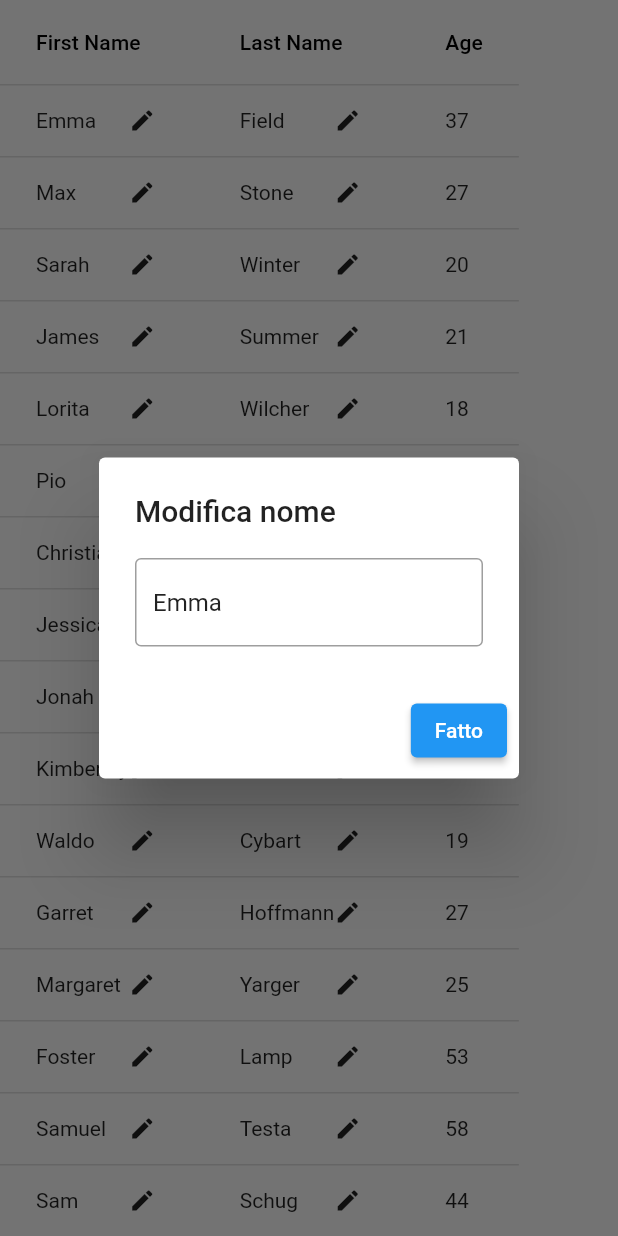
After one commit to ChristianVerdone/TesiTriennale, a Flutter app: the ModifyData screen opened directly, after a tap on "Emma", on a phone screen of 412 x 824 dp. The commit adds this screen. Run offline on Flutter 3.47's test engine with Material 2 defaults, Android fonts, the light colour scheme and no system bars; our stand-ins replace cloud_firestore, csv, file_picker, firebase_core; accounts and stored records are empty; statements that could not run were skipped.

Commit message:
Esempio modifica dati

```diff
--- /dev/null
+++ b/tesi_triennale/lib/ModifyData.dart
@@ -0,0 +1,97 @@
+import 'package:flutter/cupertino.dart';
+import 'package:flutter/material.dart';
+import 'package:tesi_triennale/Widget/ScrollableWidget.dart';
+import 'package:tesi_triennale/model/user.dart';
+import 'package:tesi_triennale/utils.dart';
+
+import 'Widget/showTextDialog.dart';
+import 'data/users.dart';
+
+class ModifyData extends StatefulWidget{
+  const ModifyData({super.key});
+  @override
+  State<ModifyData> createState() => _ModifyDataState();
+}
+
+class _ModifyDataState extends State<ModifyData>{
+  late List<User> users;
+
+  @override
+  void initState() {
+    super.initState();
+
+    this.users = List.of(allUsers);
+  }
+  @override
+  Widget build(BuildContext context) => Scaffold(
+    body: ScrollableWidget(child: buildDataTable()),
+  );
+
+  Widget buildDataTable() {
+    final columns = ['First Name', 'Last Name', 'Age'];
+
+    return DataTable(
+      columns: getColumns(columns),
+      rows: getRows(users),
+    );
+  }
+
+  List<DataColumn> getColumns(List<String> columns){
+    return columns.map((String columns) {
+      return DataColumn(
+          label: Text(columns),
+      );
+    }).toList();
+  }
+
+  List<DataRow> getRows(List<User> users) => users.map((User user){
+    final cells = [user.firstName, user.lastName, user.age];
+    return DataRow(
+      cells: Utils.modelBuilder(cells, (index, cell) {
+        final showEditIcon = index  == 0 || index == 1;
+        return DataCell(
+          Text('$cell'),
+          showEditIcon: showEditIcon,
+          onTap: (){
+            switch(index){
+              case 0:
+                editFirstName(user);
+                break;
+              case 1:
+                editLastName(user);
+                break;
+            }
+          }
+        );
+  }),
+      );
+  }).toList();
+
+  Future editFirstName(User editUser) async {
+    final firstName = await showTextDialog(
+      context,
+      title: 'Modifica nome',
+      value: editUser.firstName,
+    );
+
+    setState(() => users = users.map((user) {
+      final isEditedUser = user == editUser;
+
+      return isEditedUser ? user.copy(firstName: firstName) : user;
+    }).toList());
+  }
+
+  Future editLastName(User editUser) async {
+    final lastName = await showTextDialog(
+      context,
+      title: 'Modifica cognome',
+      value: editUser.lastName,
+    );
+
+    setState(() => users = users.map((user) {
+      final isEditedUser = user == editUser;
+
+      return isEditedUser ? user.copy(lastName: lastName) : user;
+    }).toList());
+  }
+}
--- /dev/null
+++ b/tesi_triennale/lib/Widget/ScrollableWidget.dart
@@ -0,0 +1,22 @@
+import 'package:flutter/material.dart';
+
+class ScrollableWidget extends StatelessWidget {
+  final Widget child;
+  final ScrollController controller1 = ScrollController();
+  final ScrollController controller2 = ScrollController();
+
+   ScrollableWidget({
+    Key? key,
+    required this.child,
+  }) : super(key: key);
+
+  @override
+  Widget build(BuildContext context) => Scrollbar(
+    controller: controller2,
+    thumbVisibility: false,
+    child: SingleChildScrollView(
+      controller: controller1,
+      child: child,
+    ),
+  );
+}
--- /dev/null
+++ b/tesi_triennale/lib/Widget/showTextDialog.dart
@@ -0,0 +1,56 @@
+import 'package:flutter/material.dart';
+
+Future<T?> showTextDialog<T>(
+    BuildContext context, {
+      required String title,
+      required String value,
+    }) =>
+    showDialog<T>(
+      context: context,
+      builder: (context) => TextDialogWidget(
+        title: title,
+        value: value,
+      ),
+    );
+
+class TextDialogWidget extends StatefulWidget {
+  final String title;
+  final String value;
+
+  const TextDialogWidget({
+    Key? key,
+    required this.title,
+    required this.value,
+  }) : super(key: key);
+
+  @override
+  _TextDialogWidgetState createState() => _TextDialogWidgetState();
+}
+
+class _TextDialogWidgetState extends State<TextDialogWidget> {
+  late TextEditingController controller;
+
+  @override
+  void initState() {
+    super.initState();
+
+    controller = TextEditingController(text: widget.value);
+  }
+  @override
+  Widget build(BuildContext context) => AlertDialog(
+    title: Text(widget.title),
+    content: TextField(
+      controller: controller,
+      decoration: InputDecoration(
+        border: OutlineInputBorder(),
+      ),
+    ),
+    actions: [
+      ElevatedButton(
+        child: Text('Fatto'),
+        onPressed: () => Navigator.of(context).pop(controller.text),
+      ),
+    ],
+  );
+
+}
--- /dev/null
+++ b/tesi_triennale/lib/data/users.dart
@@ -0,0 +1,21 @@
+import 'package:tesi_triennale/model/user.dart';
+
+final allUsers = <User>[
+  User(firstName: 'Emma', lastName: 'Field', age: 37),
+  User(firstName: 'Max', lastName: 'Stone', age: 27),
+  User(firstName: 'Sarah', lastName: 'Winter', age: 20),
+  User(firstName: 'James', lastName: 'Summer', age: 21),
+  User(firstName: 'Lorita', lastName: 'Wilcher', age: 18),
+  User(firstName: 'Pio', lastName: 'Danna', age: 24),
+  User(firstName: 'Christian', lastName: 'Verdone', age: 23),
+  User(firstName: 'Jessica', lastName: 'Cinelli', age: 20),
+  User(firstName: 'Jonah', lastName: 'Lintz', age: 18),
+  User(firstName: 'Kimberley', lastName: 'Kelson', age: 33),
+  User(firstName: 'Waldo', lastName: 'Cybart', age: 19),
+  User(firstName: 'Garret', lastName: 'Hoffmann', age: 27),
+  User(firstName: 'Margaret', lastName: 'Yarger', age: 25),
+  User(firstName: 'Foster', lastName: 'Lamp', age: 53),
+  User(firstName: 'Samuel', lastName: 'Testa', age: 58),
+  User(firstName: 'Sam', lastName: 'Schug', age: 44),
+  User(firstName: 'Alise', lastName: 'Bryden', age: 41)
+];
--- a/tesi_triennale/lib/main.dart
+++ b/tesi_triennale/lib/main.dart
@@ -5,6 +5,7 @@ import 'package:flutter/material.dart';
 import 'package:file_picker/file_picker.dart';
 import 'package:flutter/services.dart' show SystemUiOverlayStyle, Uint8List;
 import 'package:csv/csv.dart';
+import 'package:tesi_triennale/ModifyData.dart';
 import 'view/ShowDatabase.dart';
 import 'view/ShowFile.dart';
 import 'firebase_options.dart';
@@ -90,6 +91,22 @@ class _homePageState extends State<HomePage>{
                 ),
               ),
             ),
+            Container(
+              child: SizedBox(
+                height: 30,
+              ),
+            ),
+            Container(
+              child: Center(
+                child: ElevatedButton(
+                  child: const Text('Modifica dati'),
+                  onPressed: () {
+                    // Navigate to second route when tapped.
+                    Navigator.push(context, MaterialPageRoute(builder: (context) => const ModifyData()));
+                  },
+                ),
+              ),
+            )
           ],
         )
     );
--- /dev/null
+++ b/tesi_triennale/lib/model/user.dart
@@ -0,0 +1,34 @@
+class User {
+  final String firstName;
+  final String lastName;
+  final int age;
+
+  const User({
+    required this.firstName,
+    required this.lastName,
+    required this.age,
+  });
+
+  User copy({
+    String? firstName,
+    String? lastName,
+    int? age,
+  }) =>
+      User(
+        firstName: firstName ?? this.firstName,
+        lastName: lastName ?? this.lastName,
+        age: age ?? this.age,
+      );
+
+  @override
+  bool operator ==(Object other) =>
+      identical(this, other) ||
+          other is User &&
+              runtimeType == other.runtimeType &&
+              firstName == other.firstName &&
+              lastName == other.lastName &&
+              age == other.age;
+
+  @override
+  int get hashCode => firstName.hashCode ^ lastName.hashCode ^ age.hashCode;
+}
--- /dev/null
+++ b/tesi_triennale/lib/utils.dart
@@ -0,0 +1,9 @@
+class Utils{
+  static List<T> modelBuilder<M, T>(
+      List<M> models, T Function(int index, M model) builder )=>
+      models
+      .asMap()
+      .map<int, T>((index, model) => MapEntry(index, builder(index, model)))
+      .values
+      .toList();
+}
```
